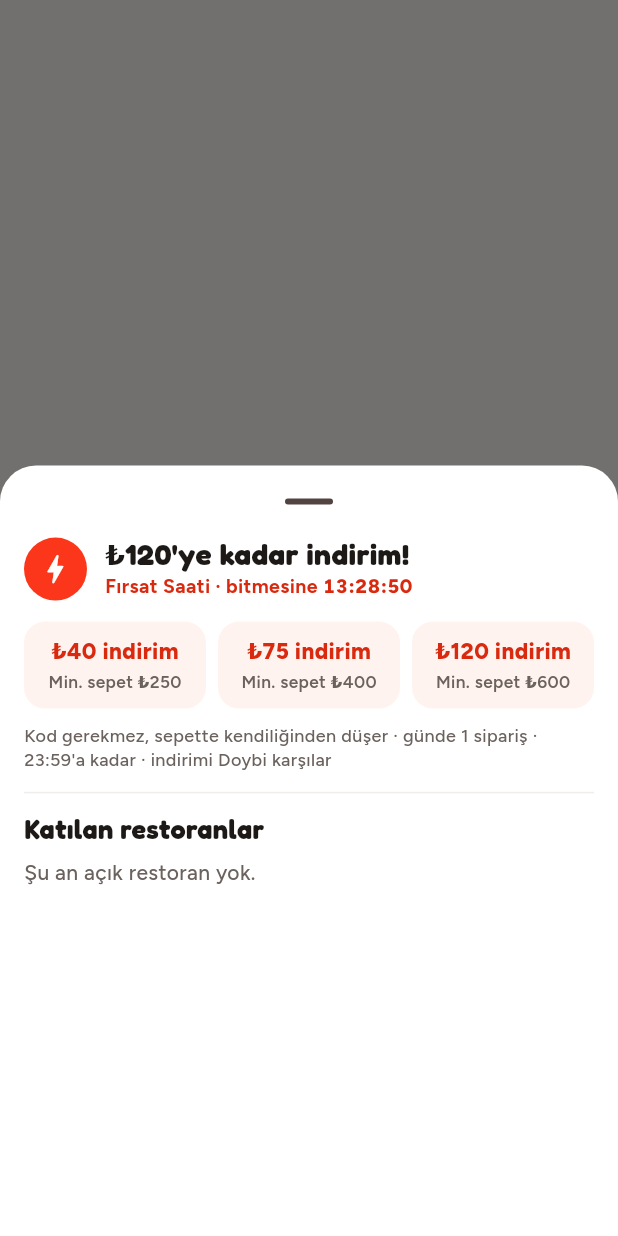
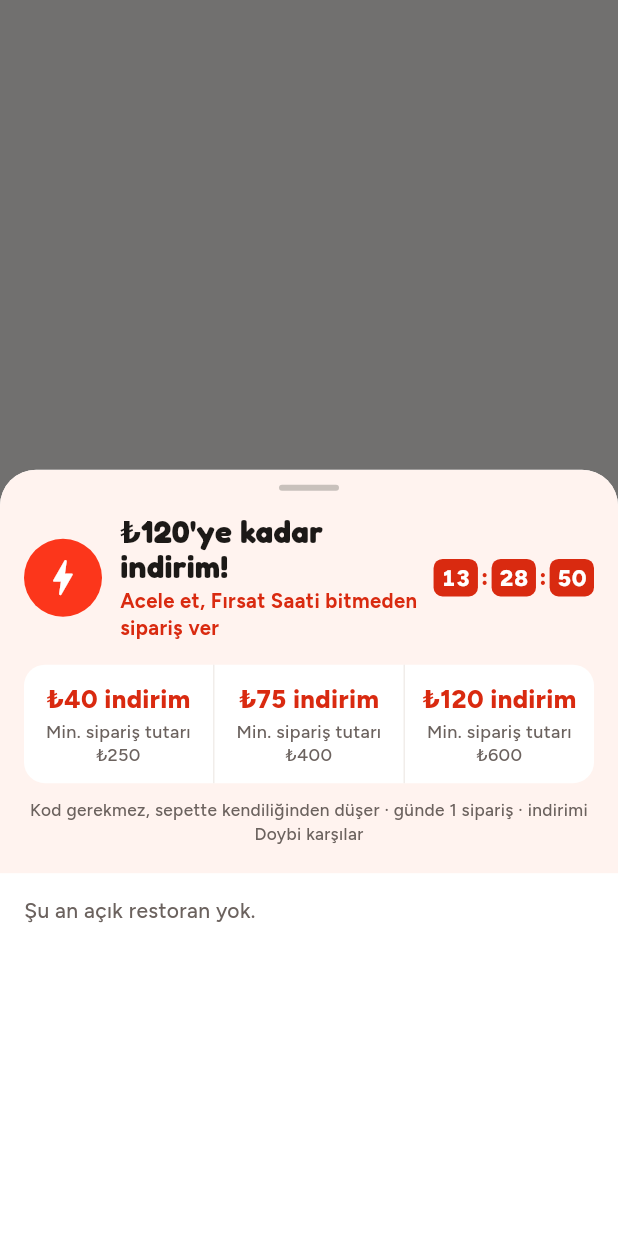
Before and after one commit to cankara46464646-eng/Doybi, a Flutter app: what showFirsatSheet() shows on an empty page, opened directly, on a phone screen of 412 x 824 dp. Run offline on Flutter 3.47's test engine with Material 3 defaults, Android fonts, the phone set to English and light mode, and no system bars; our stand-ins replace audioplayers, flutter_map, geolocator, image_picker, latlong2, qr_flutter and 2 more; missing offline and left inert: mobile_scanner; accounts and stored records are empty.

Commit message:
Fırsat Saati penceresi örnekteki düzende
Co-Authored-By: Claude Opus 5.5 <noreply@anthropic.com>
Claude-Session: https://claude.ai/code/session_01KybL2GwJ9n7Rcow3hZ5yWu

```diff
--- a/lib/screens/firsat.dart
+++ b/lib/screens/firsat.dart
@@ -4,7 +4,8 @@ import '../data/models.dart';
 import '../state/app_state.dart';
 import '../theme.dart';
 import '../widgets/common.dart';
-import 'home.dart';
+import '../widgets/photo.dart';
+import 'restaurant.dart';
 
 /// Sayının sonuna gelen yönelme eki: 120'ye, 75'e, 40'a, 100'e.
 String dativeNum(int n) {
@@ -113,16 +114,43 @@ Future<void> showFirsatSheet(BuildContext context) => showModalBottomSheet(
       context: context,
       isScrollControlled: true,
       useSafeArea: true,
-      showDragHandle: true,
       backgroundColor: Colors.white,
+      clipBehavior: Clip.antiAlias,
       builder: (ctx) => DraggableScrollableSheet(
         expand: false,
-        initialChildSize: 0.6,
+        initialChildSize: 0.62,
         minChildSize: 0.35,
-        maxChildSize: 0.92,
+        maxChildSize: 0.94,
         builder: (ctx, controller) => _FirsatSheet(controller),
       ),
     );
+
+/// Saat : dakika : saniye kutuları.
+class _CountBoxes extends StatelessWidget {
+  const _CountBoxes();
+
+  @override
+  Widget build(BuildContext context) {
+    return EverySecond(builder: (context) {
+      final s = AppScope.read(context);
+      var left = s.firsatEnd.difference(s.now);
+      if (left.isNegative) left = Duration.zero;
+      Widget box(int v) => Container(
+            padding: const EdgeInsets.symmetric(horizontal: 5, vertical: 4),
+            decoration: BoxDecoration(color: C.red, borderRadius: BorderRadius.circular(6)),
+            child: Text(v.toString().padLeft(2, '0'),
+                style: body(15, color: Colors.white, weight: FontWeight.w800, height: 1.1).copyWith(fontFeatures: const [FontFeature.tabularFigures()])),
+          );
+      Widget dot() => Padding(padding: const EdgeInsets.symmetric(horizontal: 2), child: Text(':', style: body(15, color: C.red, weight: FontWeight.w800)));
+      return Semantics(
+        label: '${left.inHours} saat ${left.inMinutes % 60} dakika kaldı',
+        child: ExcludeSemantics(
+          child: Row(mainAxisSize: MainAxisSize.min, children: [box(left.inHours), dot(), box(left.inMinutes % 60), dot(), box(left.inSeconds % 60)]),
+        ),
+      );
+    });
+  }
+}
 
 class _FirsatSheet extends StatelessWidget {
   final ScrollController controller;
@@ -136,66 +164,127 @@ class _FirsatSheet extends StatelessWidget {
     final has = s.firsatOn && tiers.isNotEmpty;
     final used = has && s.firsatUsedToday;
     final over = has && !s.now.isBefore(s.firsatEnd);
-    return ListView(
-      controller: controller,
-      padding: const EdgeInsets.fromLTRB(16, 0, 16, 24),
-      children: [
-        Row(children: [
-          const _Bolt(size: 42),
-          const SizedBox(width: 12),
-          Expanded(
-            child: Column(crossAxisAlignment: CrossAxisAlignment.start, children: [
-              Text(has ? firsatTitle(s) : 'Fırsat Saati', style: display(20)),
-              const SizedBox(height: 2),
-              if (s.firsatLive)
-                Row(children: [
-                  Text('Fırsat Saati · bitmesine ', style: body(13, color: C.red, weight: FontWeight.w700)),
-                  const FirsatTimer(size: 13),
-                ])
-              else
-                Text(
-                  !has
+    final sub = !has
         ? 'Şu an aktif fırsat yok'
         : used
             ? 'Bugünkü indirimini kullandın, yarın yine burada'
             : over
                 ? 'Bugünkü süre bitti, yarın yine burada'
-                              : '',
-                  style: body(13, color: C.muted, weight: FontWeight.w700),
+                : 'Acele et, Fırsat Saati bitmeden sipariş ver';
+    return ListView(
+      controller: controller,
+      padding: EdgeInsets.zero,
+      children: [
+        // üst: açık pembe alan
+        Container(
+          color: _soft,
+          padding: const EdgeInsets.fromLTRB(16, 10, 16, 18),
+          child: Column(crossAxisAlignment: CrossAxisAlignment.stretch, children: [
+            Center(
+              child: Container(width: 40, height: 4, decoration: BoxDecoration(color: C.ring, borderRadius: BorderRadius.circular(99))),
             ),
+            const SizedBox(height: 16),
+            Row(children: [
+              const _Bolt(size: 52),
+              const SizedBox(width: 12),
+              Expanded(
+                child: Column(crossAxisAlignment: CrossAxisAlignment.start, children: [
+                  Text(has ? firsatTitle(s) : 'Fırsat Saati', style: display(21)),
+                  const SizedBox(height: 2),
+                  Text(sub, style: body(13.5, color: C.red, weight: FontWeight.w700)),
                 ]),
               ),
+              if (s.firsatLive) ...[const SizedBox(width: 8), const _CountBoxes()],
             ]),
             if (has) ...[
-          const SizedBox(height: 14),
-          Row(children: [
+              const SizedBox(height: 16),
+              Container(
+                decoration: BoxDecoration(color: Colors.white, borderRadius: BorderRadius.circular(14)),
+                child: IntrinsicHeight(
+                  child: Row(children: [
                     for (var i = 0; i < tiers.length; i++) ...[
-              if (i > 0) const SizedBox(width: 8),
+                      if (i > 0) const VerticalDivider(width: 1, thickness: 1, color: C.line),
                       Expanded(
-                child: Container(
-                  padding: const EdgeInsets.symmetric(vertical: 10, horizontal: 6),
-                  decoration: BoxDecoration(color: _soft, borderRadius: BorderRadius.circular(14)),
-                  child: Column(children: [
-                    FittedBox(child: Text('${tl(tiers[i][1])} indirim', style: body(15, color: C.red, weight: FontWeight.w800))),
+                        child: Padding(
+                          padding: const EdgeInsets.symmetric(vertical: 12, horizontal: 4),
+                          child: Column(mainAxisAlignment: MainAxisAlignment.center, children: [
+                            FittedBox(child: Text('${tl(tiers[i][1])} indirim', style: body(17, color: C.red, weight: FontWeight.w800))),
                             const SizedBox(height: 2),
-                    Text('Min. sepet ${tl(tiers[i][0])}', maxLines: 1, overflow: TextOverflow.ellipsis, style: body(11.5, color: C.muted, weight: FontWeight.w600)),
+                            Text('Min. sipariş tutarı\n${tl(tiers[i][0])}', textAlign: TextAlign.center, style: body(12, color: C.muted, height: 1.25)),
                           ]),
                         ),
                       ),
                     ],
                   ]),
+                ),
+              ),
               const SizedBox(height: 10),
               Text(
-            'Kod gerekmez, sepette kendiliğinden düşer · günde 1 sipariş · ${hhmm(s.firsatEndMin)}${dativeTime(s.firsatEndMin)} kadar · indirimi Doybi karşılar',
-            style: body(12, color: C.muted),
+                'Kod gerekmez, sepette kendiliğinden düşer · günde 1 sipariş · indirimi Doybi karşılar',
+                textAlign: TextAlign.center,
+                style: body(11.5, color: C.muted),
               ),
             ],
-        const Divider(color: C.line, height: 28),
-        Text('Katılan restoranlar', style: display(18)),
-        const SizedBox(height: 10),
+          ]),
+        ),
+        // alt: restoranlar
+        Padding(
+          padding: const EdgeInsets.fromLTRB(16, 16, 16, 24),
+          child: Column(crossAxisAlignment: CrossAxisAlignment.stretch, children: [
             if (open.isEmpty) Text('Şu an açık restoran yok.', style: body(14, color: C.muted)),
-        for (final Restaurant r in open) Padding(padding: const EdgeInsets.only(bottom: 10), child: RestaurantCard(r)),
+            for (final Restaurant r in open) Padding(padding: const EdgeInsets.only(bottom: 20), child: BigRestaurantCard(r)),
+          ]),
+        ),
       ],
+    );
+  }
+}
+
+/// Büyük fotoğraflı restoran kartı.
+class BigRestaurantCard extends StatelessWidget {
+  final Restaurant r;
+  const BigRestaurantCard(this.r, {super.key});
+
+  @override
+  Widget build(BuildContext context) {
+    final s = AppScope.of(context);
+    final z = s.zoneFor(r)!;
+    final open = s.isOpen(r);
+    final cuisine = r.cuisine.split(' · ').first;
+    return InkWell(
+      borderRadius: BorderRadius.circular(16),
+      onTap: () => Navigator.push(context, MaterialPageRoute(builder: (_) => RestaurantScreen(r))),
+      child: Column(crossAxisAlignment: CrossAxisAlignment.start, children: [
+        Dim(
+          dim: !open,
+          radius: 16,
+          child: SizedBox(
+            height: 170,
+            width: double.infinity,
+            child: s.photo(r.cover) != null
+                ? PhotoBox(r.cover, height: 170, width: double.infinity, radius: 16)
+                : Container(
+                    alignment: Alignment.center,
+                    decoration: BoxDecoration(color: r.bg, borderRadius: BorderRadius.circular(16)),
+                    child: Text(r.initials, style: display(44, color: r.fg)),
+                  ),
+          ),
+        ),
+        const SizedBox(height: 8),
+        Row(children: [
+          Expanded(child: Text(r.name, maxLines: 1, overflow: TextOverflow.ellipsis, style: body(17, weight: FontWeight.w800))),
+          const Icon(Icons.star_rounded, color: C.red, size: 18),
+          Text(' ${r.rating.toStringAsFixed(1).replaceAll('.', ',')}', style: body(14.5, weight: FontWeight.w800)),
+          Text(' (${r.ratingCount > 999 ? '1000+' : '${r.ratingCount}+'})', style: body(14, color: C.muted)),
+        ]),
+        Text(open ? '${z.eta} dk. · $cuisine' : s.closedText(r), style: body(14, color: open ? C.muted : C.redDeep)),
+        Row(children: [
+          const Icon(Icons.delivery_dining_outlined, size: 17, color: C.muted),
+          const SizedBox(width: 4),
+          Text(z.fee == 0 ? 'Ücretsiz teslimat' : '${tl(z.fee)} teslimat', style: body(14, color: z.fee == 0 ? C.greenInk : C.muted, weight: FontWeight.w700)),
+          Text(' · Min. sepet ${tl(z.min)}', style: body(14, color: C.muted)),
+        ]),
+      ]),
     );
   }
 }
```
Lines whose indentation alone changed are shown as unchanged.
